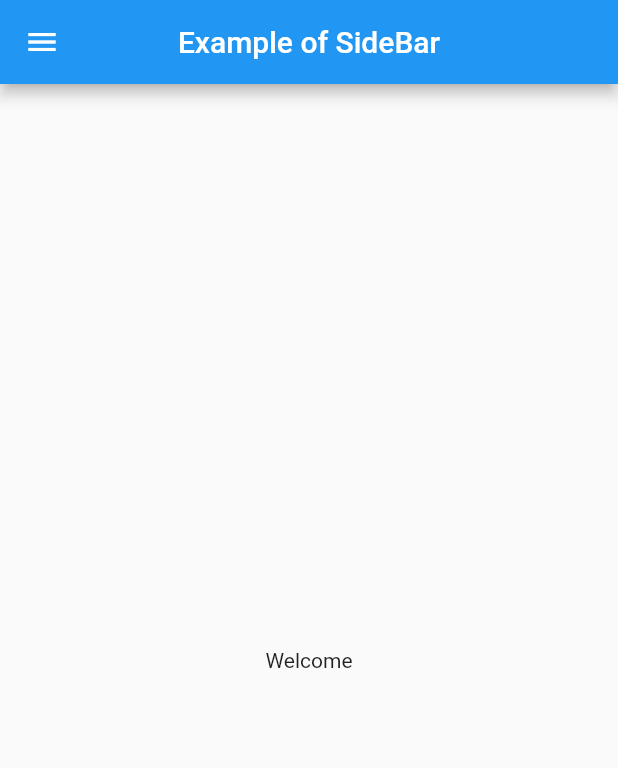
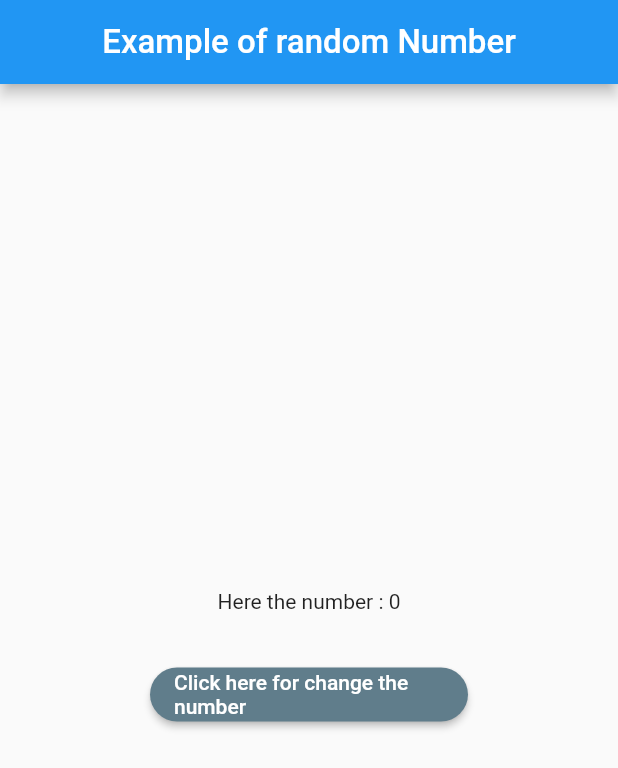
Before and after one commit to AlessandroADG/project_examples, a Flutter app: the screen it shows after launch, on a phone screen of 412 x 824 dp. Shown: the top 768 px of the screen. Run offline on Flutter 3.47's test engine with Material 2 defaults, Android fonts, the phone set to English and light mode, and no system bars.

Commit message:
add the implementation about the random number

```diff
--- a/lib/main.dart
+++ b/lib/main.dart
@@ -1,7 +1,6 @@
 import 'package:flutter/material.dart';
-
-import 'sidebar_menu/pages/sidebar_menu_pages.dart';
+import 'package:project_example/random_number_flow/pages/random_number.dart';
 
 void main() {
-  runApp(const MaterialApp(debugShowCheckedModeBanner: false, home: SideBarMenuPage()));
+  runApp(const MaterialApp(debugShowCheckedModeBanner: false, home: RandomNumberPage()));
 }
--- /dev/null
+++ b/lib/random_number_flow/pages/random_number.dart
@@ -0,0 +1,59 @@
+import 'dart:math';
+
+import 'package:flutter/material.dart';
+
+class RandomNumberPage extends StatefulWidget {
+  const RandomNumberPage({Key? key}) : super(key: key);
+
+  @override
+  State<RandomNumberPage> createState() => _RandomNumberPageState();
+}
+
+class _RandomNumberPageState extends State<RandomNumberPage> {
+  late int number;
+
+  @override
+  void initState() {
+    // TODO: implement initState
+    super.initState();
+    number = 0;
+  }
+
+  @override
+  Widget build(BuildContext context) {
+    return Scaffold(
+      appBar: AppBar(
+        title: const Text(
+          'Example of random Number',
+          style: TextStyle(fontSize: 22),
+        ),
+        centerTitle: true,
+      ),
+      body: Padding(
+        padding: const EdgeInsets.all(100),
+        child: Column(
+          crossAxisAlignment: CrossAxisAlignment.center,
+          mainAxisAlignment: MainAxisAlignment.center,
+          children: [
+            Text('Here the number : ${number.toString()}'),
+            const SizedBox(
+              height: 30,
+            ),
+            ElevatedButton(
+              onPressed: () {
+                setState(() {
+                  number = Random().nextInt(11 - 1);
+                });
+              },
+              child: const Text('Click here for change the number'),
+              style: ButtonStyle(
+                  backgroundColor: MaterialStateProperty.all(Colors.blueGrey),
+                  shape: MaterialStateProperty.all(
+                      RoundedRectangleBorder(borderRadius: BorderRadius.circular(20)))),
+            )
+          ],
+        ),
+      ),
+    );
+  }
+}
```
